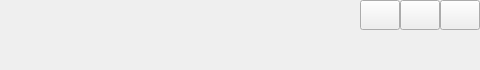
leon931020/HProject, file src/HWidgetPlugin/HTitleBar/htitlebar.ui: the form before one commit; both pictures show x 483 to 963 and y 0 to 70 of the 963 by 70 pixel window.
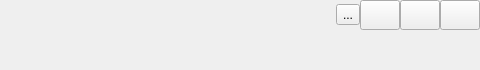
The form after the commit.

```diff
--- a/src/HWidgetPlugin/HTitleBar/htitlebar.ui
+++ b/src/HWidgetPlugin/HTitleBar/htitlebar.ui
@@ -225,6 +225,13 @@
            </property>
           </widget>
          </item>
+         <item row="0" column="0">
+          <widget class="QToolButton" name="btnMenu">
+           <property name="text">
+            <string>...</string>
+           </property>
+          </widget>
+         </item>
         </layout>
        </widget>
       </item>
```
